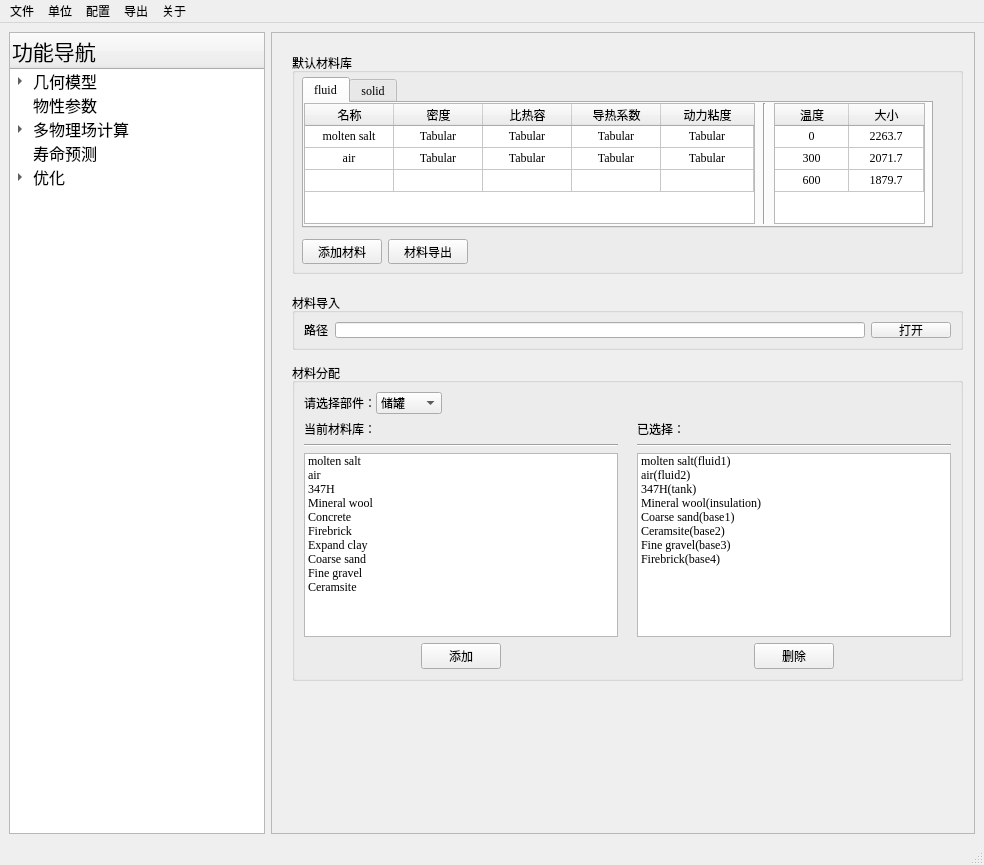
The window that ui/py_ansys_ui.ui (GuoHB666/PyAnsysWorkbench) describes before a commit, drawn with Qt 5.
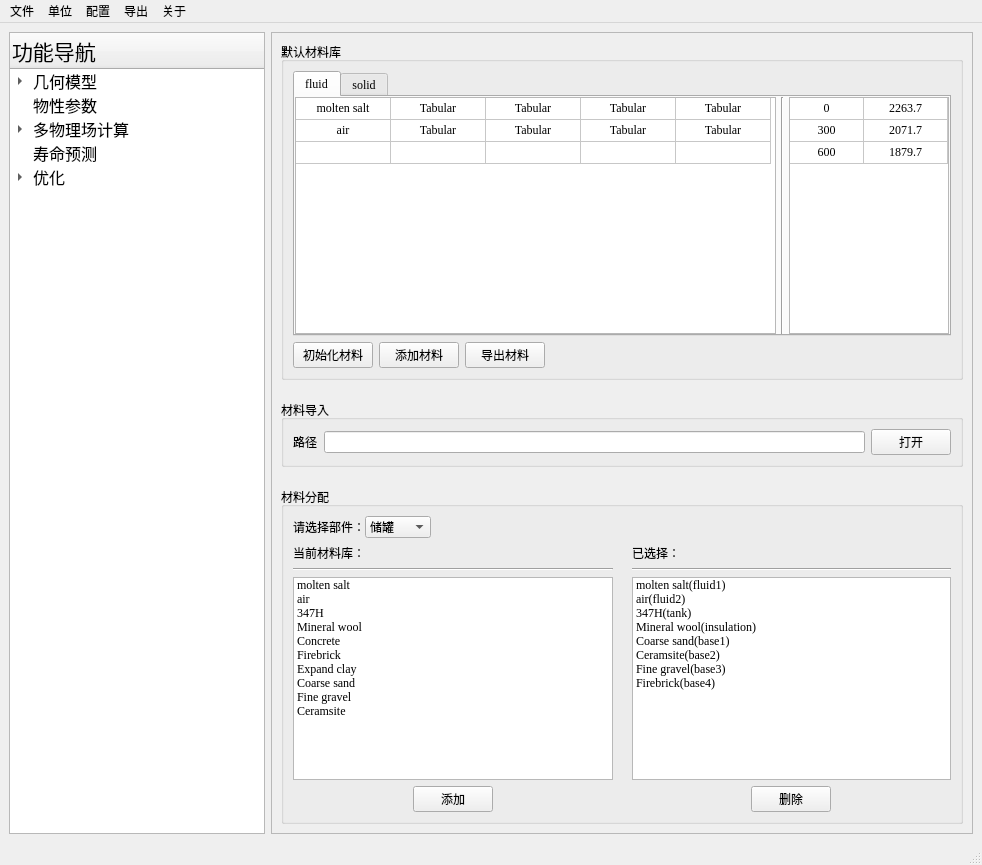
The same window after the commit. Icons and pictures are not drawn.

```diff
--- a/ui/py_ansys_ui.ui
+++ b/ui/py_ansys_ui.ui
@@ -6,7 +6,7 @@
    <rect>
     <x>0</x>
     <y>0</y>
-    <width>984</width>
+    <width>982</width>
     <height>865</height>
    </rect>
   </property>
@@ -29,7 +29,7 @@
   <widget class="QWidget" name="centralwidget">
    <layout class="QHBoxLayout" name="horizontalLayout">
     <item>
-     <widget class="QTreeWidget" name="treeWidget">
+     <widget class="QTreeWidget" name="tree">
       <property name="sizePolicy">
        <sizepolicy hsizetype="Fixed" vsizetype="Expanding">
         <horstretch>0</horstretch>
@@ -42,6 +42,9 @@
         <pointsize>12</pointsize>
        </font>
       </property>
+      <property name="mouseTracking">
+       <bool>false</bool>
+      </property>
       <column>
        <property name="text">
         <string>功能导航</string>
@@ -64,15 +67,6 @@
         <iconset>
          <normaloff>resources/icons/geometry.xpm</normaloff>resources/icons/geometry.xpm</iconset>
        </property>
-       <item>
-        <property name="text">
-         <string>保温层</string>
-        </property>
-        <property name="icon">
-         <iconset>
-          <normaloff>resources/icons/insulation.gif</normaloff>resources/icons/insulation.gif</iconset>
-        </property>
-       </item>
        <item>
         <property name="text">
          <string>罐体</string>
@@ -82,6 +76,15 @@
           <normaloff>resources/icons/tank.png</normaloff>resources/icons/tank.png</iconset>
         </property>
        </item>
+       <item>
+        <property name="text">
+         <string>保温层</string>
+        </property>
+        <property name="icon">
+         <iconset>
+          <normaloff>resources/icons/insulation.gif</normaloff>resources/icons/insulation.gif</iconset>
+        </property>
+       </item>
        <item>
         <property name="text">
          <string>地基</string>
@@ -176,7 +179,13 @@
      </widget>
     </item>
     <item>
-     <widget class="QStackedWidget" name="stackedWidget">
+     <widget class="QStackedWidget" name="pages">
+      <property name="sizePolicy">
+       <sizepolicy hsizetype="Expanding" vsizetype="Expanding">
+        <horstretch>0</horstretch>
+        <verstretch>0</verstretch>
+       </sizepolicy>
+      </property>
       <property name="frameShape">
        <enum>QFrame::StyledPanel</enum>
       </property>
@@ -184,30 +193,24 @@
        <enum>QFrame::Plain</enum>
       </property>
       <property name="currentIndex">
-       <number>0</number>
+       <number>3</number>
       </property>
-      <widget class="QWidget" name="mat_page">
+      <widget class="QWidget" name="page_geo1"/>
+      <widget class="QWidget" name="page_geo2"/>
+      <widget class="QWidget" name="page_geo3"/>
+      <widget class="QWidget" name="page_mat">
+       <layout class="QVBoxLayout" name="verticalLayout_2">
+        <property name="spacing">
+         <number>20</number>
+        </property>
+        <item>
        <widget class="QGroupBox" name="groupBox">
-        <property name="geometry">
-         <rect>
-          <x>20</x>
-          <y>20</y>
-          <width>671</width>
-          <height>221</height>
-         </rect>
-        </property>
         <property name="title">
          <string>默认材料库</string>
         </property>
+          <layout class="QVBoxLayout" name="verticalLayout" stretch="0,0">
+           <item>
         <widget class="QTabWidget" name="tabWidget">
-         <property name="geometry">
-          <rect>
-           <x>10</x>
-           <y>24</y>
-           <width>631</width>
-           <height>151</height>
-          </rect>
-         </property>
          <property name="currentIndex">
           <number>0</number>
          </property>
@@ -215,17 +218,261 @@
           <attribute name="title">
            <string>fluid</string>
           </attribute>
-          <widget class="QTableWidget" name="tableWidget">
-           <property name="geometry">
-            <rect>
-             <x>470</x>
-             <y>0</y>
-             <width>151</width>
-             <height>121</height>
-            </rect>
-           </property>
+              <layout class="QHBoxLayout" name="horizontalLayout_5" stretch="6,0,2">
+               <property name="spacing">
+                <number>5</number>
+               </property>
+               <property name="leftMargin">
+                <number>0</number>
+               </property>
+               <property name="topMargin">
+                <number>0</number>
+               </property>
+               <property name="rightMargin">
+                <number>0</number>
+               </property>
+               <property name="bottomMargin">
+                <number>0</number>
+               </property>
+               <item>
+                <widget class="QTableWidget" name="table_mat_fluid">
+                 <property name="enabled">
+                  <bool>true</bool>
+                 </property>
+                 <property name="sizePolicy">
+                  <sizepolicy hsizetype="Expanding" vsizetype="Expanding">
+                   <horstretch>0</horstretch>
+                   <verstretch>0</verstretch>
+                  </sizepolicy>
+                 </property>
+                 <property name="mouseTracking">
+                  <bool>false</bool>
+                 </property>
+                 <property name="tabletTracking">
+                  <bool>false</bool>
+                 </property>
+                 <property name="autoFillBackground">
+                  <bool>false</bool>
+                 </property>
+                 <property name="textElideMode">
+                  <enum>Qt::ElideMiddle</enum>
+                 </property>
            <attribute name="horizontalHeaderVisible">
+                  <bool>false</bool>
+                 </attribute>
+                 <attribute name="horizontalHeaderCascadingSectionResizes">
             <bool>true</bool>
+                 </attribute>
+                 <attribute name="horizontalHeaderMinimumSectionSize">
+                  <number>32</number>
+                 </attribute>
+                 <attribute name="horizontalHeaderDefaultSectionSize">
+                  <number>95</number>
+                 </attribute>
+                 <attribute name="horizontalHeaderHighlightSections">
+                  <bool>true</bool>
+                 </attribute>
+                 <attribute name="horizontalHeaderShowSortIndicator" stdset="0">
+                  <bool>false</bool>
+                 </attribute>
+                 <attribute name="horizontalHeaderStretchLastSection">
+                  <bool>false</bool>
+                 </attribute>
+                 <attribute name="verticalHeaderVisible">
+                  <bool>false</bool>
+                 </attribute>
+                 <attribute name="verticalHeaderCascadingSectionResizes">
+                  <bool>false</bool>
+                 </attribute>
+                 <attribute name="verticalHeaderDefaultSectionSize">
+                  <number>22</number>
+                 </attribute>
+                 <attribute name="verticalHeaderHighlightSections">
+                  <bool>true</bool>
+                 </attribute>
+                 <attribute name="verticalHeaderShowSortIndicator" stdset="0">
+                  <bool>false</bool>
+                 </attribute>
+                 <attribute name="verticalHeaderStretchLastSection">
+                  <bool>false</bool>
+                 </attribute>
+                 <row>
+                  <property name="text">
+                   <string>1</string>
+                  </property>
+                  <property name="textAlignment">
+                   <set>AlignCenter</set>
+                  </property>
+                 </row>
+                 <row>
+                  <property name="text">
+                   <string>2</string>
+                  </property>
+                  <property name="textAlignment">
+                   <set>AlignCenter</set>
+                  </property>
+                 </row>
+                 <row>
+                  <property name="text">
+                   <string>3</string>
+                  </property>
+                  <property name="textAlignment">
+                   <set>AlignCenter</set>
+                  </property>
+                 </row>
+                 <column>
+                  <property name="text">
+                   <string>名称</string>
+                  </property>
+                 </column>
+                 <column>
+                  <property name="text">
+                   <string notr="true">密度</string>
+                  </property>
+                  <property name="toolTip">
+                   <string notr="true"/>
+                  </property>
+                  <property name="whatsThis">
+                   <string/>
+                  </property>
+                  <property name="textAlignment">
+                   <set>AlignCenter</set>
+                  </property>
+                 </column>
+                 <column>
+                  <property name="text">
+                   <string>比热容</string>
+                  </property>
+                  <property name="textAlignment">
+                   <set>AlignCenter</set>
+                  </property>
+                 </column>
+                 <column>
+                  <property name="text">
+                   <string>导热系数</string>
+                  </property>
+                  <property name="textAlignment">
+                   <set>AlignCenter</set>
+                  </property>
+                 </column>
+                 <column>
+                  <property name="text">
+                   <string>动力粘度</string>
+                  </property>
+                  <property name="textAlignment">
+                   <set>AlignCenter</set>
+                  </property>
+                 </column>
+                 <item row="0" column="0">
+                  <property name="text">
+                   <string>molten salt</string>
+                  </property>
+                  <property name="textAlignment">
+                   <set>AlignCenter</set>
+                  </property>
+                 </item>
+                 <item row="0" column="1">
+                  <property name="text">
+                   <string>Tabular</string>
+                  </property>
+                  <property name="textAlignment">
+                   <set>AlignCenter</set>
+                  </property>
+                 </item>
+                 <item row="0" column="2">
+                  <property name="text">
+                   <string>Tabular</string>
+                  </property>
+                  <property name="textAlignment">
+                   <set>AlignCenter</set>
+                  </property>
+                 </item>
+                 <item row="0" column="3">
+                  <property name="text">
+                   <string>Tabular</string>
+                  </property>
+                  <property name="textAlignment">
+                   <set>AlignCenter</set>
+                  </property>
+                 </item>
+                 <item row="0" column="4">
+                  <property name="text">
+                   <string>Tabular</string>
+                  </property>
+                  <property name="textAlignment">
+                   <set>AlignCenter</set>
+                  </property>
+                 </item>
+                 <item row="1" column="0">
+                  <property name="text">
+                   <string>air</string>
+                  </property>
+                  <property name="textAlignment">
+                   <set>AlignCenter</set>
+                  </property>
+                 </item>
+                 <item row="1" column="1">
+                  <property name="text">
+                   <string>Tabular</string>
+                  </property>
+                  <property name="textAlignment">
+                   <set>AlignCenter</set>
+                  </property>
+                 </item>
+                 <item row="1" column="2">
+                  <property name="text">
+                   <string>Tabular</string>
+                  </property>
+                  <property name="textAlignment">
+                   <set>AlignCenter</set>
+                  </property>
+                 </item>
+                 <item row="1" column="3">
+                  <property name="text">
+                   <string>Tabular</string>
+                  </property>
+                  <property name="textAlignment">
+                   <set>AlignCenter</set>
+                  </property>
+                 </item>
+                 <item row="1" column="4">
+                  <property name="text">
+                   <string>Tabular</string>
+                  </property>
+                  <property name="textAlignment">
+                   <set>AlignCenter</set>
+                  </property>
+                 </item>
+                 <item row="2" column="0">
+                  <property name="text">
+                   <string/>
+                  </property>
+                 </item>
+                </widget>
+               </item>
+               <item>
+                <widget class="Line" name="line">
+                 <property name="sizePolicy">
+                  <sizepolicy hsizetype="Fixed" vsizetype="Minimum">
+                   <horstretch>1</horstretch>
+                   <verstretch>0</verstretch>
+                  </sizepolicy>
+                 </property>
+                 <property name="orientation">
+                  <enum>Qt::Vertical</enum>
+                 </property>
+                </widget>
+               </item>
+               <item>
+                <widget class="QTableWidget" name="table_temp_fluid">
+                 <property name="sizePolicy">
+                  <sizepolicy hsizetype="Expanding" vsizetype="Expanding">
+                   <horstretch>0</horstretch>
+                   <verstretch>0</verstretch>
+                  </sizepolicy>
+                 </property>
+                 <attribute name="horizontalHeaderVisible">
+                  <bool>false</bool>
            </attribute>
            <attribute name="horizontalHeaderMinimumSectionSize">
             <number>32</number>
@@ -322,369 +569,34 @@
             </property>
            </item>
           </widget>
-          <widget class="QTableWidget" name="mat_table_fluid">
-           <property name="enabled">
-            <bool>true</bool>
-           </property>
-           <property name="geometry">
-            <rect>
-             <x>0</x>
-             <y>0</y>
-             <width>451</width>
-             <height>121</height>
-            </rect>
-           </property>
-           <property name="mouseTracking">
-            <bool>false</bool>
-           </property>
-           <property name="tabletTracking">
-            <bool>false</bool>
-           </property>
-           <property name="textElideMode">
-            <enum>Qt::ElideMiddle</enum>
-           </property>
-           <attribute name="horizontalHeaderVisible">
-            <bool>true</bool>
-           </attribute>
-           <attribute name="horizontalHeaderCascadingSectionResizes">
-            <bool>false</bool>
-           </attribute>
-           <attribute name="horizontalHeaderMinimumSectionSize">
-            <number>32</number>
-           </attribute>
-           <attribute name="horizontalHeaderDefaultSectionSize">
-            <number>89</number>
-           </attribute>
-           <attribute name="horizontalHeaderHighlightSections">
-            <bool>true</bool>
-           </attribute>
-           <attribute name="horizontalHeaderShowSortIndicator" stdset="0">
-            <bool>false</bool>
-           </attribute>
-           <attribute name="horizontalHeaderStretchLastSection">
-            <bool>true</bool>
-           </attribute>
-           <attribute name="verticalHeaderVisible">
-            <bool>false</bool>
-           </attribute>
-           <attribute name="verticalHeaderCascadingSectionResizes">
-            <bool>false</bool>
-           </attribute>
-           <attribute name="verticalHeaderDefaultSectionSize">
-            <number>22</number>
-           </attribute>
-           <attribute name="verticalHeaderHighlightSections">
-            <bool>true</bool>
-           </attribute>
-           <attribute name="verticalHeaderShowSortIndicator" stdset="0">
-            <bool>false</bool>
-           </attribute>
-           <attribute name="verticalHeaderStretchLastSection">
-            <bool>false</bool>
-           </attribute>
-           <row>
-            <property name="text">
-             <string>1</string>
-            </property>
-            <property name="textAlignment">
-             <set>AlignCenter</set>
-            </property>
-           </row>
-           <row>
-            <property name="text">
-             <string>2</string>
-            </property>
-            <property name="textAlignment">
-             <set>AlignCenter</set>
-            </property>
-           </row>
-           <row>
-            <property name="text">
-             <string>3</string>
-            </property>
-            <property name="textAlignment">
-             <set>AlignCenter</set>
-            </property>
-           </row>
-           <column>
-            <property name="text">
-             <string>名称</string>
-            </property>
-           </column>
-           <column>
-            <property name="text">
-             <string notr="true">密度</string>
-            </property>
-            <property name="toolTip">
-             <string notr="true"/>
-            </property>
-            <property name="whatsThis">
-             <string/>
-            </property>
-            <property name="textAlignment">
-             <set>AlignCenter</set>
-            </property>
-           </column>
-           <column>
-            <property name="text">
-             <string>比热容</string>
-            </property>
-            <property name="textAlignment">
-             <set>AlignCenter</set>
-            </property>
-           </column>
-           <column>
-            <property name="text">
-             <string>导热系数</string>
-            </property>
-            <property name="textAlignment">
-             <set>AlignCenter</set>
-            </property>
-           </column>
-           <column>
-            <property name="text">
-             <string>动力粘度</string>
-            </property>
-            <property name="textAlignment">
-             <set>AlignCenter</set>
-            </property>
-           </column>
-           <item row="0" column="0">
-            <property name="text">
-             <string>molten salt</string>
-            </property>
-            <property name="textAlignment">
-             <set>AlignCenter</set>
-            </property>
-           </item>
-           <item row="0" column="1">
-            <property name="text">
-             <string>Tabular</string>
-            </property>
-            <property name="textAlignment">
-             <set>AlignCenter</set>
-            </property>
-           </item>
-           <item row="0" column="2">
-            <property name="text">
-             <string>Tabular</string>
-            </property>
-            <property name="textAlignment">
-             <set>AlignCenter</set>
-            </property>
-           </item>
-           <item row="0" column="3">
-            <property name="text">
-             <string>Tabular</string>
-            </property>
-            <property name="textAlignment">
-             <set>AlignCenter</set>
-            </property>
-           </item>
-           <item row="0" column="4">
-            <property name="text">
-             <string>Tabular</string>
-            </property>
-            <property name="textAlignment">
-             <set>AlignCenter</set>
-            </property>
-           </item>
-           <item row="1" column="0">
-            <property name="text">
-             <string>air</string>
-            </property>
-            <property name="textAlignment">
-             <set>AlignCenter</set>
-            </property>
-           </item>
-           <item row="1" column="1">
-            <property name="text">
-             <string>Tabular</string>
-            </property>
-            <property name="textAlignment">
-             <set>AlignCenter</set>
-            </property>
-           </item>
-           <item row="1" column="2">
-            <property name="text">
-             <string>Tabular</string>
-            </property>
-            <property name="textAlignment">
-             <set>AlignCenter</set>
-            </property>
-           </item>
-           <item row="1" column="3">
-            <property name="text">
-             <string>Tabular</string>
-            </property>
-            <property name="textAlignment">
-             <set>AlignCenter</set>
-            </property>
-           </item>
-           <item row="1" column="4">
-            <property name="text">
-             <string>Tabular</string>
-            </property>
-            <property name="textAlignment">
-             <set>AlignCenter</set>
-            </property>
-           </item>
-           <item row="2" column="0">
-            <property name="text">
-             <string/>
-            </property>
-           </item>
-          </widget>
-          <widget class="Line" name="line">
-           <property name="geometry">
-            <rect>
-             <x>450</x>
-             <y>0</y>
-             <width>21</width>
-             <height>121</height>
-            </rect>
-           </property>
-           <property name="orientation">
-            <enum>Qt::Vertical</enum>
-           </property>
-          </widget>
+               </item>
+              </layout>
          </widget>
          <widget class="QWidget" name="tab_solid">
           <attribute name="title">
            <string>solid</string>
           </attribute>
-          <widget class="Line" name="line_2">
-           <property name="geometry">
-            <rect>
-             <x>450</x>
-             <y>0</y>
-             <width>21</width>
-             <height>121</height>
-            </rect>
-           </property>
-           <property name="orientation">
-            <enum>Qt::Vertical</enum>
-           </property>
-          </widget>
-          <widget class="QTableWidget" name="tableWidget_2">
-           <property name="geometry">
-            <rect>
-             <x>470</x>
-             <y>0</y>
-             <width>151</width>
-             <height>121</height>
-            </rect>
-           </property>
-           <attribute name="horizontalHeaderVisible">
-            <bool>false</bool>
-           </attribute>
-           <attribute name="horizontalHeaderMinimumSectionSize">
-            <number>32</number>
-           </attribute>
-           <attribute name="horizontalHeaderDefaultSectionSize">
-            <number>74</number>
-           </attribute>
-           <attribute name="horizontalHeaderShowSortIndicator" stdset="0">
-            <bool>false</bool>
-           </attribute>
-           <attribute name="horizontalHeaderStretchLastSection">
-            <bool>true</bool>
-           </attribute>
-           <attribute name="verticalHeaderVisible">
-            <bool>false</bool>
-           </attribute>
-           <attribute name="verticalHeaderDefaultSectionSize">
-            <number>22</number>
-           </attribute>
-           <attribute name="verticalHeaderStretchLastSection">
-            <bool>false</bool>
-           </attribute>
-           <row>
-            <property name="text">
-             <string>1</string>
-            </property>
-           </row>
-           <row>
-            <property name="text">
-             <string>2</string>
-            </property>
-           </row>
-           <row>
-            <property name="text">
-             <string>3</string>
-            </property>
-           </row>
-           <column>
-            <property name="text">
-             <string>温度</string>
-            </property>
-           </column>
-           <column>
-            <property name="text">
-             <string>大小</string>
-            </property>
-           </column>
-           <item row="0" column="0">
-            <property name="text">
-             <string>20</string>
-            </property>
-            <property name="textAlignment">
-             <set>AlignCenter</set>
-            </property>
-           </item>
-           <item row="0" column="1">
-            <property name="text">
-             <string>1.53E-05</string>
-            </property>
-            <property name="textAlignment">
-             <set>AlignCenter</set>
-            </property>
-           </item>
-           <item row="1" column="0">
-            <property name="text">
-             <string>100</string>
-            </property>
-            <property name="textAlignment">
-             <set>AlignCenter</set>
-            </property>
-           </item>
-           <item row="1" column="1">
-            <property name="text">
-             <string>1.62E-05</string>
-            </property>
-            <property name="textAlignment">
-             <set>AlignCenter</set>
-            </property>
-           </item>
-           <item row="2" column="0">
-            <property name="text">
-             <string>200</string>
-            </property>
-            <property name="textAlignment">
-             <set>AlignCenter</set>
-            </property>
-           </item>
-           <item row="2" column="1">
-            <property name="text">
-             <string>1.7E-05</string>
-            </property>
-            <property name="textAlignment">
-             <set>AlignCenter</set>
-            </property>
-           </item>
-          </widget>
+              <layout class="QHBoxLayout" name="horizontalLayout_6" stretch="6,0,2">
+               <property name="spacing">
+                <number>5</number>
+               </property>
+               <property name="leftMargin">
+                <number>0</number>
+               </property>
+               <property name="topMargin">
+                <number>0</number>
+               </property>
+               <property name="rightMargin">
+                <number>0</number>
+               </property>
+               <property name="bottomMargin">
+                <number>0</number>
+               </property>
+               <item>
           <widget class="QTableWidget" name="mat_table_fluid_2">
            <property name="enabled">
             <bool>true</bool>
            </property>
-           <property name="geometry">
-            <rect>
-             <x>0</x>
-             <y>0</y>
-             <width>451</width>
-             <height>121</height>
-            </rect>
-           </property>
            <property name="mouseTracking">
             <bool>false</bool>
            </property>
@@ -704,7 +616,7 @@
             <number>32</number>
            </attribute>
            <attribute name="horizontalHeaderDefaultSectionSize">
-            <number>64</number>
+                  <number>68</number>
            </attribute>
            <attribute name="horizontalHeaderHighlightSections">
             <bool>true</bool>
@@ -713,7 +625,7 @@
             <bool>false</bool>
            </attribute>
            <attribute name="horizontalHeaderStretchLastSection">
-            <bool>true</bool>
+                  <bool>false</bool>
            </attribute>
            <attribute name="verticalHeaderVisible">
             <bool>false</bool>
@@ -982,18 +894,128 @@
             </property>
            </item>
           </widget>
-         </widget>
-        </widget>
-        <widget class="QWidget" name="layoutWidget">
-         <property name="geometry">
-          <rect>
-           <x>10</x>
-           <y>186</y>
-           <width>204</width>
-           <height>25</height>
-          </rect>
-         </property>
+               </item>
+               <item>
+                <widget class="Line" name="line_2">
+                 <property name="orientation">
+                  <enum>Qt::Vertical</enum>
+                 </property>
+                </widget>
+               </item>
+               <item>
+                <widget class="QTableWidget" name="tableWidget_2">
+                 <attribute name="horizontalHeaderVisible">
+                  <bool>false</bool>
+                 </attribute>
+                 <attribute name="horizontalHeaderMinimumSectionSize">
+                  <number>32</number>
+                 </attribute>
+                 <attribute name="horizontalHeaderDefaultSectionSize">
+                  <number>74</number>
+                 </attribute>
+                 <attribute name="horizontalHeaderShowSortIndicator" stdset="0">
+                  <bool>false</bool>
+                 </attribute>
+                 <attribute name="horizontalHeaderStretchLastSection">
+                  <bool>true</bool>
+                 </attribute>
+                 <attribute name="verticalHeaderVisible">
+                  <bool>false</bool>
+                 </attribute>
+                 <attribute name="verticalHeaderDefaultSectionSize">
+                  <number>22</number>
+                 </attribute>
+                 <attribute name="verticalHeaderStretchLastSection">
+                  <bool>false</bool>
+                 </attribute>
+                 <row>
+                  <property name="text">
+                   <string>1</string>
+                  </property>
+                 </row>
+                 <row>
+                  <property name="text">
+                   <string>2</string>
+                  </property>
+                 </row>
+                 <row>
+                  <property name="text">
+                   <string>3</string>
+                  </property>
+                 </row>
+                 <column>
+                  <property name="text">
+                   <string>温度</string>
+                  </property>
+                 </column>
+                 <column>
+                  <property name="text">
+                   <string>大小</string>
+                  </property>
+                 </column>
+                 <item row="0" column="0">
+                  <property name="text">
+                   <string>20</string>
+                  </property>
+                  <property name="textAlignment">
+                   <set>AlignCenter</set>
+                  </property>
+                 </item>
+                 <item row="0" column="1">
+                  <property name="text">
+                   <string>1.53E-05</string>
+                  </property>
+                  <property name="textAlignment">
+                   <set>AlignCenter</set>
+                  </property>
+                 </item>
+                 <item row="1" column="0">
+                  <property name="text">
+                   <string>100</string>
+                  </property>
+                  <property name="textAlignment">
+                   <set>AlignCenter</set>
+                  </property>
+                 </item>
+                 <item row="1" column="1">
+                  <property name="text">
+                   <string>1.62E-05</string>
+                  </property>
+                  <property name="textAlignment">
+                   <set>AlignCenter</set>
+                  </property>
+                 </item>
+                 <item row="2" column="0">
+                  <property name="text">
+                   <string>200</string>
+                  </property>
+                  <property name="textAlignment">
+                   <set>AlignCenter</set>
+                  </property>
+                 </item>
+                 <item row="2" column="1">
+                  <property name="text">
+                   <string>1.7E-05</string>
+                  </property>
+                  <property name="textAlignment">
+                   <set>AlignCenter</set>
+                  </property>
+                 </item>
+                </widget>
+               </item>
+              </layout>
+             </widget>
+            </widget>
+           </item>
+           <item>
          <layout class="QHBoxLayout" name="horizontalLayout_3">
+             <item>
+              <widget class="QPushButton" name="button_default_mat">
+               <property name="text">
+                <string>初始化材料</string>
+               </property>
+              </widget>
+             </item>
           <item>
            <widget class="QPushButton" name="buttom_add_mat">
             <property name="text">
@@ -1004,7 +1026,7 @@
           <item>
            <widget class="QPushButton" name="button_mat_export">
             <property name="text">
-             <string>材料导出</string>
+                <string>导出材料</string>
             </property>
            </widget>
           </item>
@@ -1022,17 +1044,12 @@
            </spacer>
           </item>
          </layout>
-        </widget>
-       </widget>
+           </item>
+          </layout>
+         </widget>
+        </item>
+        <item>
        <widget class="QGroupBox" name="groupBox_2">
-        <property name="geometry">
-         <rect>
-          <x>20</x>
-          <y>260</y>
-          <width>671</width>
-          <height>57</height>
-         </rect>
-        </property>
         <property name="title">
          <string>材料导入</string>
         </property>
@@ -1066,15 +1083,9 @@
          </item>
         </layout>
        </widget>
+        </item>
+        <item>
        <widget class="QGroupBox" name="groupBox_3">
-        <property name="geometry">
-         <rect>
-          <x>20</x>
-          <y>330</y>
-          <width>671</width>
-          <height>318</height>
-         </rect>
-        </property>
         <property name="title">
          <string>材料分配</string>
         </property>
@@ -1321,8 +1332,13 @@
          </item>
         </layout>
        </widget>
+        </item>
+       </layout>
       </widget>
-      <widget class="QWidget" name="geo_page"/>
+      <widget class="QWidget" name="page_simulation"/>
+      <widget class="QWidget" name="page_predict"/>
+      <widget class="QWidget" name="page_optimize1"/>
+      <widget class="QWidget" name="page_optimize2"/>
      </widget>
     </item>
    </layout>
@@ -1332,7 +1348,7 @@
     <rect>
      <x>0</x>
      <y>0</y>
-     <width>984</width>
+     <width>982</width>
      <height>20</height>
     </rect>
    </property>
```
Lines whose indentation alone changed are shown as unchanged.
